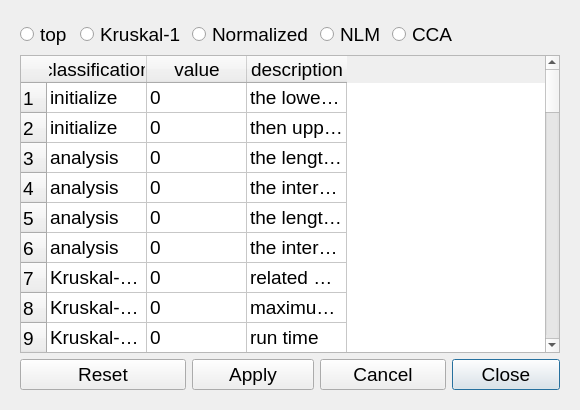
Above: NLDRsetting.ui from TreeScaper/TreeScaper before the change. Below: the same form after it.
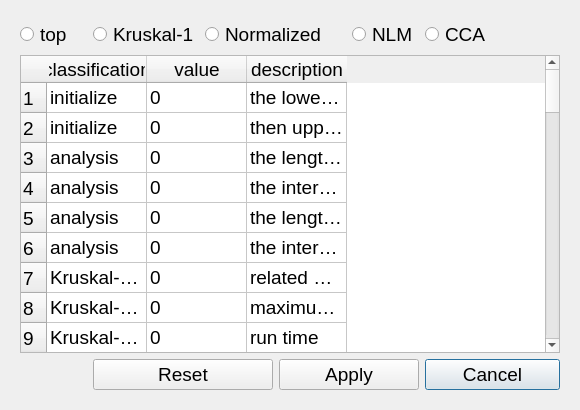
That is the form after the change.

```diff
--- a/NLDRsetting.ui
+++ b/NLDRsetting.ui
@@ -29,7 +29,35 @@
       </font>
      </property>
      <layout class="QGridLayout" name="gridLayout">
-      <item row="1" column="0" colspan="8">
+      <item row="0" column="2" colspan="2">
+       <widget class="QRadioButton" name="radionldrNorButton">
+        <property name="text">
+         <string>Normalized</string>
+        </property>
+       </widget>
+      </item>
+      <item row="0" column="5" colspan="2">
+       <widget class="QRadioButton" name="radionldrCCAButton">
+        <property name="text">
+         <string>CCA</string>
+        </property>
+       </widget>
+      </item>
+      <item row="0" column="1">
+       <widget class="QRadioButton" name="radionldrKruButton">
+        <property name="text">
+         <string>Kruskal-1</string>
+        </property>
+       </widget>
+      </item>
+      <item row="0" column="0">
+       <widget class="QRadioButton" name="radionldrtopButton">
+        <property name="text">
+         <string>top</string>
+        </property>
+       </widget>
+      </item>
+      <item row="1" column="0" colspan="7">
        <widget class="QTableWidget" name="tablewidgetnldr">
         <property name="font">
          <font>
@@ -1084,35 +1112,7 @@
         </property>
        </widget>
       </item>
-      <item row="0" column="1">
-       <widget class="QRadioButton" name="radionldrKruButton">
-        <property name="text">
-         <string>Kruskal-1</string>
-        </property>
-       </widget>
-      </item>
-      <item row="0" column="0">
-       <widget class="QRadioButton" name="radionldrtopButton">
-        <property name="text">
-         <string>top</string>
-        </property>
-       </widget>
-      </item>
-      <item row="0" column="2" colspan="2">
-       <widget class="QRadioButton" name="radionldrNorButton">
-        <property name="text">
-         <string>Normalized</string>
-        </property>
-       </widget>
-      </item>
-      <item row="0" column="5" colspan="3">
-       <widget class="QRadioButton" name="radionldrCCAButton">
-        <property name="text">
-         <string>CCA</string>
-        </property>
-       </widget>
-      </item>
-      <item row="2" column="4" colspan="2">
+      <item row="2" column="5" colspan="2">
        <widget class="QPushButton" name="pushnldrcancel">
         <property name="font">
          <font>
@@ -1123,38 +1123,25 @@
         <property name="text">
          <string>Cancel</string>
         </property>
-       </widget>
-      </item>
-      <item row="2" column="2" colspan="2">
-       <widget class="QPushButton" name="pushnldrapply">
-        <property name="font">
-         <font>
-          <family>Arial</family>
-          <pointsize>14</pointsize>
-         </font>
-        </property>
-        <property name="text">
-         <string>Apply</string>
-        </property>
-       </widget>
-      </item>
-      <item row="2" column="6" colspan="2">
-       <widget class="QPushButton" name="pushnldrclose">
-        <property name="font">
-         <font>
-          <family>Arial</family>
-          <pointsize>14</pointsize>
-         </font>
-        </property>
-        <property name="text">
-         <string>Close</string>
-        </property>
         <property name="default">
          <bool>true</bool>
         </property>
        </widget>
       </item>
-      <item row="2" column="0" colspan="2">
+      <item row="2" column="3" colspan="2">
+       <widget class="QPushButton" name="pushnldrapply">
+        <property name="font">
+         <font>
+          <family>Arial</family>
+          <pointsize>14</pointsize>
+         </font>
+        </property>
+        <property name="text">
+         <string>Apply</string>
+        </property>
+       </widget>
+      </item>
+      <item row="2" column="1" colspan="2">
        <widget class="QPushButton" name="pushnldrreset">
         <property name="font">
          <font>
```
